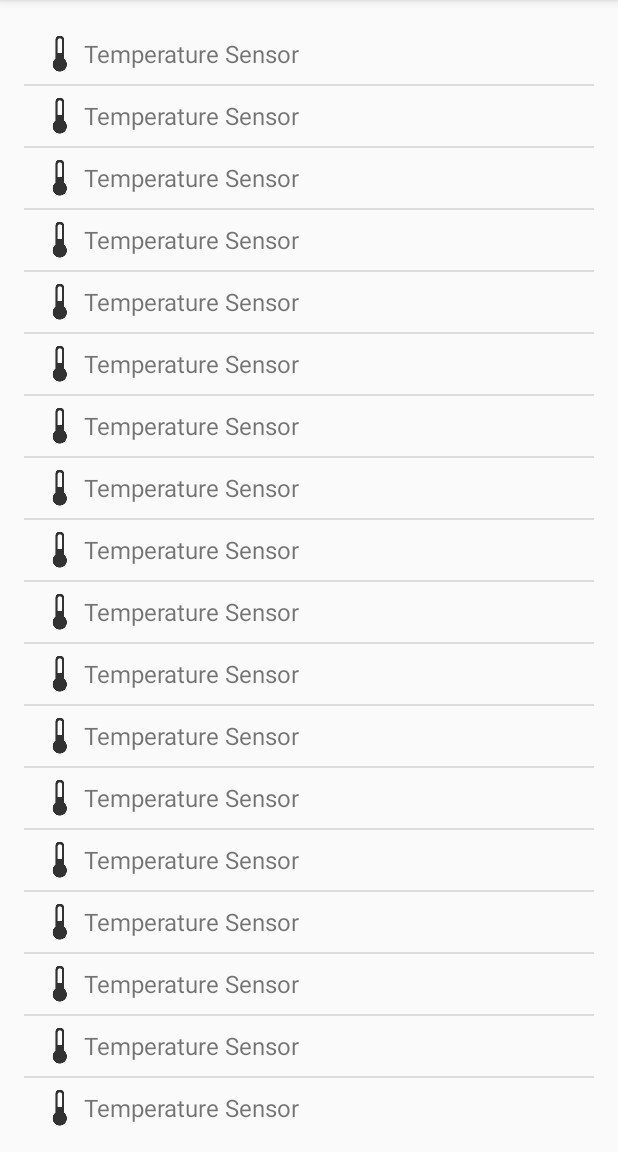
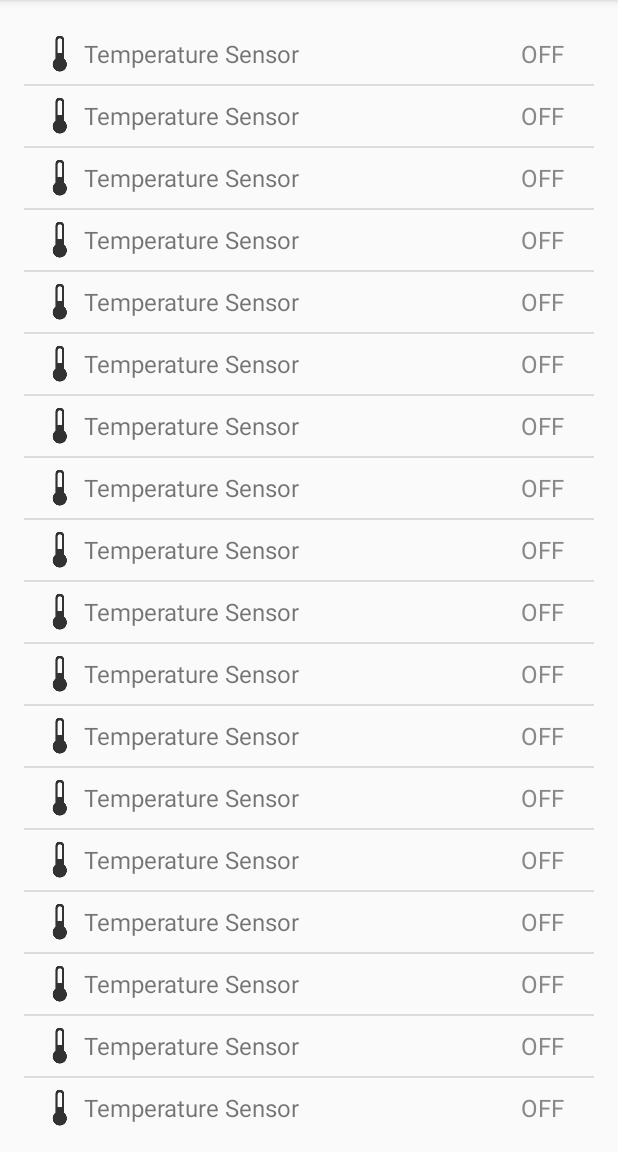
Before and after one commit to akeskimo/ohapclient, an Android app: the screen it shows after launch (ContainerActivity), on a phone screen of 412 x 824 dp, the part 84-1236 px from its top. Run offline under Robolectric (Android 15) with nearby library versions, the phone set to English and light mode, and no system bars.

Commit message:
OHAPClient version v1.5
Summary
- Listview displays current device value
- All dummy devices are now initialized with 0/false

*** READY FOR MID-REVIEW TESTING ***

```diff
--- a/OHAPClient13/app/src/main/java/com/opimobi/ohap/CentralUnitConnection.java
+++ b/OHAPClient13/app/src/main/java/com/opimobi/ohap/CentralUnitConnection.java
@@ -50,32 +50,6 @@ public class CentralUnitConnection extends CentralUnit {
         }
         return instance;
     }
-
-
-
-// Old code
-//    // constructing the class by using super class constructor
-//    public CentralUnitConnection(URL url) {
-//        super(url);
-//    }
-
-
-//    // Temporary constructor to simulate dummy devices
-//    public CentralUnitConnection(URL newUrl, Boolean createDummies) {
-//        super(newUrl);
-//
-//        if (createDummies) {
-//            // initialize dummy variables
-//            dummyDevices = new Device[maxDummyNumber];
-//
-//            // fill dummy array
-//            for (int i = 0; i < maxDummyNumber; i++) {
-//                dummyDevices[i] = getRandomDummyDevice(this);
-//            }
-//        } else
-//            Log.i(TAG, "CentralUnitConnection() No dummies generated.");
-//
-//    }
 
     @Override
     protected void listeningStateChanged(Container container, boolean listening) {
@@ -148,9 +122,11 @@ public class CentralUnitConnection extends CentralUnit {
         if (randNum == 1) {
             newDevice = new Device(container, nDummy, Device.Type.ACTUATOR, Device.ValueType.BINARY);
             newDevice.setName("Ceiling Lamp");
+            newDevice.setBinaryValue(false);
         }
         else {
             newDevice = new Device(container, nDummy, Device.Type.SENSOR, Device.ValueType.DECIMAL);
+            newDevice.setDecimalValue(0);
             newDevice.setName("Temperature Sensor");
         }
 
--- a/OHAPClient13/app/src/main/java/fi/oulu/tol/esde_2016_013/ohapclient13/ContainerActivity.java
+++ b/OHAPClient13/app/src/main/java/fi/oulu/tol/esde_2016_013/ohapclient13/ContainerActivity.java
@@ -7,6 +7,7 @@ package fi.oulu.tol.esde_2016_013.ohapclient13;
  *
  * Change history:
  * v1.0     Aapo Keskimolo      Initial version
+ * v1.1     Aapo Keskimolo      Display device value on ListView
  *
  * @author Aapo Keskimolo &lt;aapokesk@gmail.com>
  * @version 1.0
@@ -78,6 +79,37 @@ public class ContainerActivity extends ActionBarActivity {
         // loads preferences from a file
         loadPreferences();
 
+        // initializes list view
+        createListView();
+
+    }
+
+    private void loadPreferences() {
+        // Loads Default Shared Preferences
+
+        SharedPreferences shared = PreferenceManager.getDefaultSharedPreferences(this);
+        String port_key, url_key, port_value, url_value;
+
+        // load port settings
+        port_key = getString(R.string.pref_port_key);
+        port_value = shared.getString( port_key, "");
+        Log.i(TAG, "loadPreferences() Preference loaded, key = " + port_key + ", value = " + port_value);
+
+        // load url settings
+        url_key = getString(R.string.pref_url_key);
+        url_value = shared.getString( url_key, "");
+        Log.i(TAG, "loadPreferences() Preference loaded, key = " + url_key + ", value = " + url_value);
+
+        String address = url_value + ":" + port_value + "/";
+        try {
+            centralUnit.setURL(new URL(address));
+            Log.i(TAG, "loadPreferences() CentralUnit set with new URL: " + address);
+        } catch (MalformedURLException e) {
+            Log.e(TAG, "loadPreferences() Unable to set CentralUnit URL address \"" + address + ", reason: " + e.getMessage());
+        }
+    }
+
+    private void createListView() {
         try {
             // Create ListAdapter and set it to ListView
             ListView listView = (ListView) findViewById(R.id.listView);
@@ -99,28 +131,10 @@ public class ContainerActivity extends ActionBarActivity {
         }
     }
 
-    private void loadPreferences() {
-        // Loads Default Shared Preferences
-
-        SharedPreferences shared = PreferenceManager.getDefaultSharedPreferences(this);
-        String port_key, url_key, port_value, url_value;
-
-        // load port settings
-        port_key = getString(R.string.pref_port_key);
-        port_value = shared.getString( port_key, "");
-        Log.i(TAG, "loadPreferences() Preference loaded, key = " + port_key + ", value = " + port_value );
-
-        // load url settings
-        url_key = getString(R.string.pref_url_key);
-        url_value = shared.getString( url_key, "");
-        Log.i(TAG, "loadPreferences() Preference loaded, key = " + url_key + ", value = " + url_value );
-
-        String address = url_value + ":" + port_value + "/";
-        try {
-            centralUnit.setURL(new URL(address));
-        } catch (MalformedURLException e) {
-            Log.e(TAG, "loadPreferences() Unable to set CentralUnit URL address \"" + address + ", reason: " + e.getMessage());
-        }
+    @Override
+    protected void onResume() {
+        super.onResume();
+        createListView();
     }
 
     @Override
@@ -144,7 +158,7 @@ public class ContainerActivity extends ActionBarActivity {
 
         if (id == R.id.menu_container) {
             // Current activity, do nothing
-            Toast.makeText( this, "In activity already", Toast.LENGTH_SHORT).show();
+            Toast.makeText( this, getString(R.string.menu_click_toast), Toast.LENGTH_SHORT).show();
         }
 
         if (id == R.id.menu_help) {
--- a/OHAPClient13/app/src/main/java/fi/oulu/tol/esde_2016_013/ohapclient13/ContainerListAdapter.java
+++ b/OHAPClient13/app/src/main/java/fi/oulu/tol/esde_2016_013/ohapclient13/ContainerListAdapter.java
@@ -7,6 +7,7 @@ package fi.oulu.tol.esde_2016_013.ohapclient13;
  *
  * Change history:
  * v1.0     Aapo Keskimolo      Initial version
+ * v1.1     Aapo Keskimolo      ListView displays value of the device
  *
  * @author Aapo Keskimolo &lt;aapokesk@gmail.com>
  * @version 1.0
@@ -14,6 +15,7 @@ package fi.oulu.tol.esde_2016_013.ohapclient13;
 
 import android.content.Context;
 import android.database.DataSetObserver;
+import android.graphics.Color;
 import android.util.Log;
 import android.view.LayoutInflater;
 import android.view.View;
@@ -46,6 +48,10 @@ public class ContainerListAdapter implements android.widget.ListAdapter {
     private static class ViewHolder {
         public TextView rowTextView;
         public ImageView imgView;
+        public TextView rowTextViewValue;
+        public String colorDeviceValueOn = "#ffffff";
+        public String colorDeviceValueOff = "#b0b0b0";
+
     }
 
     @Override
@@ -89,6 +95,8 @@ public class ContainerListAdapter implements android.widget.ListAdapter {
 
     @Override
     public View getView(int position, View convertView, ViewGroup parent) {
+        // View inflater service
+        // uses Viewholder class to store the currently visible views that are recycled
         ViewHolder viewHolder;
         if (convertView == null) {
             Context context = parent.getContext();
@@ -98,11 +106,14 @@ public class ContainerListAdapter implements android.widget.ListAdapter {
             viewHolder = new ViewHolder();
             viewHolder.rowTextView = (TextView)convertView.findViewById(R.id.rowTextView);
             viewHolder.imgView = (ImageView) convertView.findViewById(R.id.item_icon);
+            viewHolder.rowTextViewValue = (TextView) convertView.findViewById(R.id.rowTextViewValue);
+            viewHolder.colorDeviceValueOff = context.getString(R.string.color_device_value_on);
+            viewHolder.colorDeviceValueOn = context.getString(R.string.color_device_value_off);
             convertView.setTag(viewHolder);
         }
         else {
             viewHolder = (ViewHolder) convertView.getTag();
-//            Log.d(TAG, "getView() No existing ViewHolder: Getting new from ConvertView wrapper");
+//            Log.d(TAG, "getView() No existing ViewHolder: Getting new View from context");
         }
 
         String text = "";
@@ -113,12 +124,31 @@ public class ContainerListAdapter implements android.widget.ListAdapter {
             // 2. Get item name
             text = device.getName();
             // 3. Set row icon to match the device type
-            if (device.getType() == Device.Type.ACTUATOR)
+            if (device.getType() == Device.Type.ACTUATOR) {
                 viewHolder.imgView.setImageResource(R.drawable.ic_lamp);
-            else if (device.getType() == Device.Type.SENSOR)
+                if (device.getBinaryValue()) {
+                    viewHolder.rowTextViewValue.setText("ON");
+                    viewHolder.rowTextViewValue.setTextColor( Color.CYAN);
+                }
+                else {
+                    viewHolder.rowTextViewValue.setText("OFF");
+                    viewHolder.rowTextViewValue.setTextColor( Color.GRAY );
+                }
+            }
+            else if (device.getType() == Device.Type.SENSOR) {
                 viewHolder.imgView.setImageResource(R.drawable.ic_temperaturesensor);
-            else
+                if (device.getDecimalValue() != 0) {
+                    viewHolder.rowTextViewValue.setText(
+                            String.format("%1.0f %%", device.getDecimalValue() ));
+                    viewHolder.rowTextViewValue.setTextColor(Color.CYAN);
+                } else {
+                    viewHolder.rowTextViewValue.setText( "OFF" );
+                    viewHolder.rowTextViewValue.setTextColor( Color.GRAY);
+                }
+            }
+            else {
                 Log.wtf(TAG, "getView() No device type found!");
+            }
 
         } catch (Exception e) {
             Log.d(TAG, "getView() Unable to get device information "  + e. getMessage() );
--- a/OHAPClient13/app/src/main/res/layout/listview_row.xml
+++ b/OHAPClient13/app/src/main/res/layout/listview_row.xml
@@ -18,11 +18,23 @@
         />
 
     <TextView
+        android:id="@+id/rowTextView"
         android:layout_width="wrap_content"
         android:layout_height="wrap_content"
         android:layout_centerVertical="true"
         android:layout_marginLeft="40dp"
         android:text="New Text"
         android:textSize="@dimen/row_text_size"
-        android:id="@+id/rowTextView" />
+        />
+
+    <TextView
+        android:id="@+id/rowTextViewValue"
+        android:layout_width="wrap_content"
+        android:layout_height="wrap_content"
+        android:layout_alignParentRight="true"
+        android:layout_centerVertical="true"
+        android:layout_marginRight="20dp"
+        android:text="OFF"
+        android:textSize="@dimen/row_text_size"
+        />
 </RelativeLayout>
--- a/OHAPClient13/app/src/main/res/xml/preferences.xml
+++ b/OHAPClient13/app/src/main/res/xml/preferences.xml
@@ -1,5 +1,8 @@
 <?xml version="1.0" encoding="utf-8"?>
 <PreferenceScreen xmlns:android="http://schemas.android.com/apk/res/android">
+
+    <PreferenceCategory
+        android:title="@string/pref_category_title_connection">
 
     <CheckBoxPreference
         android:key="@string/pref_autoconnect_key"
@@ -20,4 +23,6 @@
         android:summary=""
         android:defaultValue="" />
 
+    </PreferenceCategory>
+
 </PreferenceScreen>
```
Also changed, not shown: OHAPClient13/app/src/main/java/fi/oulu/tol/esde_2016_013/ohapclient13/DeviceActivity.java (+4 -3 lines), OHAPClient13/app/src/main/java/fi/oulu/tol/esde_2016_013/ohapclient13/PreferencesFragment.java (+2 -5 lines), OHAPClient13/app/src/main/res/values/strings.xml (+9 -14 lines).
